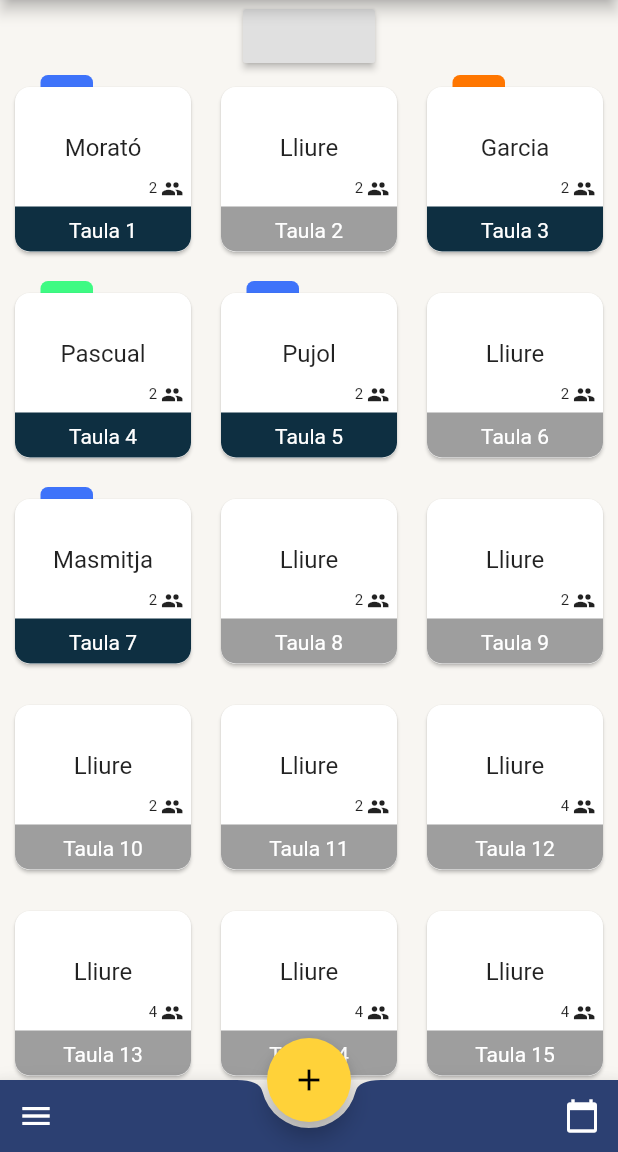
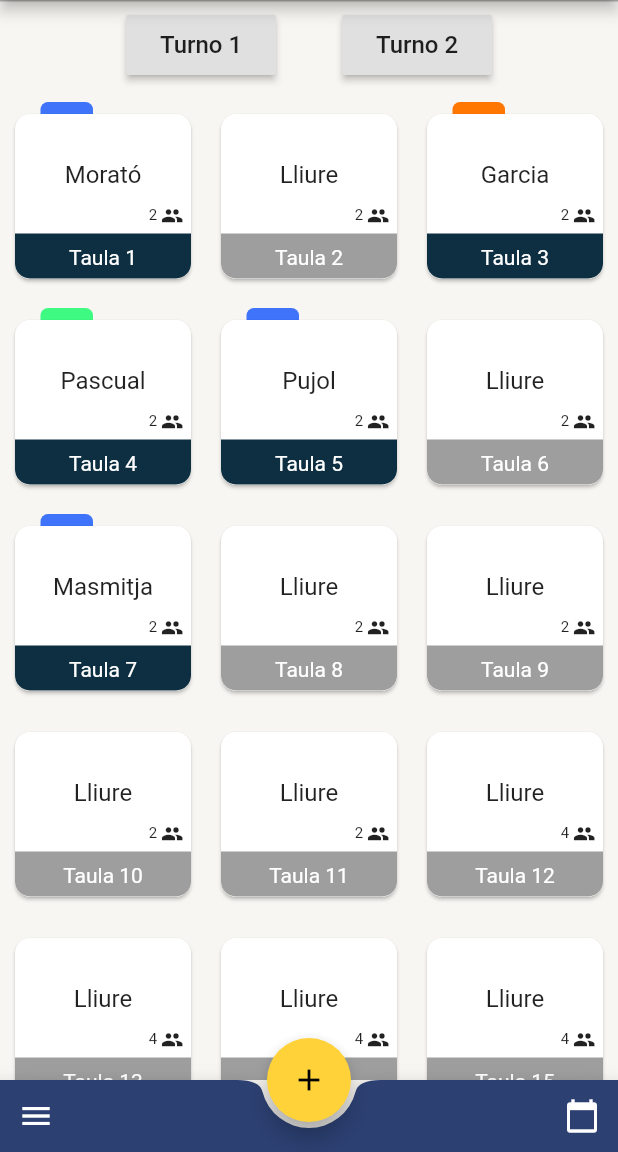
Before and after one commit to TomasMoratoPerezPorro/nxTable, a Flutter app: the screen it shows after launch, on a phone screen of 412 x 824 dp, the part 84-1236 px from its top. Run offline on Flutter 3.47's test engine with Material 2 defaults, Android fonts, the phone set to English and light mode, and no system bars.

Commit message:
SliverGrid Widget, afegits botons torn UI

```diff
--- a/lib/pages/MainPage.dart
+++ b/lib/pages/MainPage.dart
@@ -2,6 +2,8 @@ import 'package:flutter/material.dart';
 import 'package:prototip_tfg/Models/Restaurant.dart';
 import 'package:prototip_tfg/Models/Taula.dart';
 import 'package:provider/provider.dart';
+
+final Color bgColor = const Color.fromARGB(255, 248, 246, 242);
 
 class MainPage extends StatefulWidget {
   @override
@@ -101,24 +103,76 @@ class TaulesGrid extends StatelessWidget {
 
   final TaulesList _taules;
 
+
   @override
   Widget build(BuildContext context) {
-    return Column(
-      children: <Widget>[
-        RaisedButton(onPressed: (){}),
-        Flexible(
-          flex:1,
-          child: GridView.count(
-              crossAxisCount: 3,
-              //shrinkWrap: true,
-              //physics: ScrollPhysics(),
-              children: <Widget>[
-                for (var taula in _taules.taulesInfoList)
-                  GridTile(
-                    child: TaulaStack(taula: taula),
-                  )
-              ]),
+    return CustomScrollView(
+      slivers: <Widget>[
+        SliverAppBar(
+          backgroundColor: bgColor,
+          floating: false,
+          pinned: false,
+          bottom: PreferredSize(
+            preferredSize: Size.fromHeight(10),
+            child: Container(),
+          ),
+          flexibleSpace: FlexibleSpaceBar(
+            centerTitle: true,
+            title: Container(
+              margin: EdgeInsets.only(top: 10),
+              padding: EdgeInsets.only(right: 40, left: 40),
+              child: Row(
+                mainAxisAlignment: MainAxisAlignment.spaceEvenly,
+                crossAxisAlignment: CrossAxisAlignment.center,
+                children: <Widget>[
+                  SizedBox(
+                    height: 40,
+                    width: 100,
+                    child: RaisedButton(
+                      child: Text(
+                        "Turno 1",
+                        style: TextStyle(fontSize: 16),
+                      ),
+                      onPressed: () {},
+                    ),
+                  ),
+                  SizedBox(
+                    height: 40,
+                    width: 100,
+                    child: RaisedButton(
+                      child: Text(
+                        "Turno 2",
+                        style: TextStyle(fontSize: 16),
+                      ),
+                      onPressed: () {},
+                    ),
+                  ),
+                ],
+              ),
+            ),
+            background: Container(
+              decoration: BoxDecoration(
+                border: Border(
+                  top: BorderSide(
+                    color: Colors.black26,
+                    width: 1.0,
+                  ),
+                ),
+              ),
+            ),
+          ),
         ),
+        SliverGrid(
+          gridDelegate:
+              SliverGridDelegateWithFixedCrossAxisCount(crossAxisCount: 3),
+          delegate: SliverChildBuilderDelegate(
+            (BuildContext context, int index) {
+              if (index > _taules.taulesInfoList.length - 1) return null;
+              return TaulaStack(taula: _taules.taulesInfoList[index]);
+            },
+            childCount: _taules.taulesInfoList.length,
+          ),
+        )
       ],
     );
   }
```
